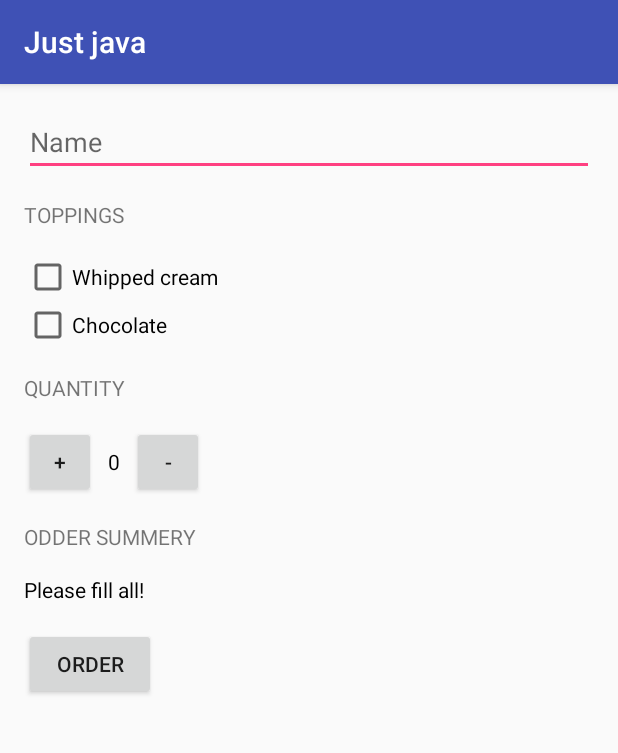
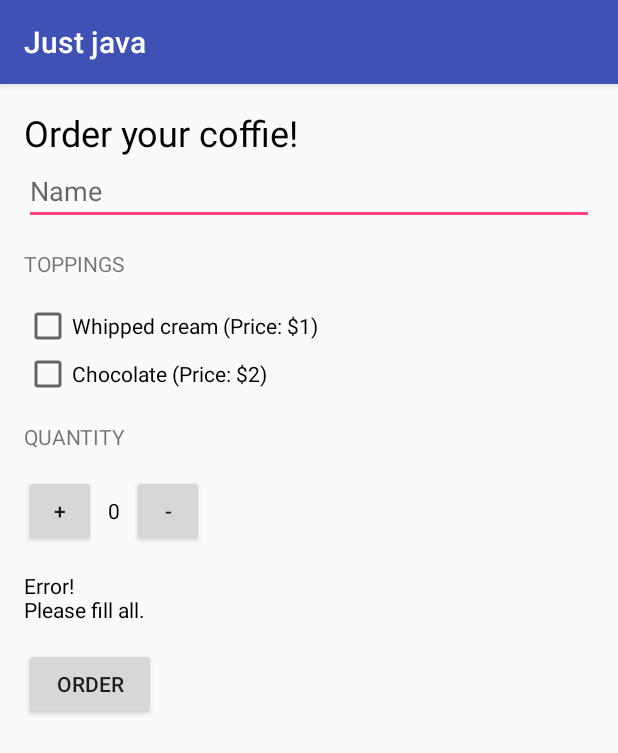
Before and after one commit to liveHarshit/itemOrderApp, an Android app: the screen it shows after launch (MainActivity), after a tap on "ORDER", on a phone screen of 412 x 824 dp. Shown: the top 753 px of the screen. Run offline under Robolectric (Android 15) with nearby library versions, the phone set to English and light mode, and no system bars.

Commit message:
Toppings added in coffie

```diff
--- a/app/src/main/java/com/example/liveharshit/MainActivity.java
+++ b/app/src/main/java/com/example/liveharshit/MainActivity.java
@@ -56,23 +56,23 @@ public class MainActivity extends AppCompatActivity {
         CheckBox chocolate = (CheckBox)findViewById(R.id.chocolate);
         String items = null;
         if (whippedCream.isChecked()) {
-            price = (quantity*1);
+            price = (quantity*6);
             items = "Whipped cream";
         }
         if(chocolate.isChecked()) {
-            price=(quantity*2);
+            price=(quantity*7);
             items = "Chocolate";
 
         }
         if (whippedCream.isChecked()&&chocolate.isChecked()) {
-            price = (quantity*3);
+            price = (quantity*8);
             items = "Whipped cream and chocolate";
         }
         String priceMethod = null;
-        if(name!=""&&(whippedCream.isChecked()||chocolate.isChecked())&&price!=0) {
-            priceMethod = "Name: " + name + "\n" + "Items: " + items + "\n" + "Quantity: " + quantity + "\n" + "Price: $" + price + "\n" + "Thank you!";
+        if(name!=""&&price!=0) {
+            priceMethod = "ODDER SUMMERY\nName: " + name + "\n" + "Toppings: " + items + "\n" + "Quantity: " + quantity + "\n" + "Price: $" + price + "\n" + "Thank you!";
         }
-        else priceMethod = "Please fill all!";
+        else priceMethod = "Error!\nPlease fill all.";
         displayMessage(priceMethod);
     }
 
--- a/app/src/main/res/layout/activity_main.xml
+++ b/app/src/main/res/layout/activity_main.xml
@@ -12,6 +12,13 @@
     android:orientation="vertical"
     android:padding="16dp"
     >
+
+    <TextView
+        android:layout_width="match_parent"
+        android:layout_height="wrap_content"
+        android:text="Order your coffie!"
+        android:textSize="24sp"
+        android:textColor="#000000"/>
 
     <EditText
         android:layout_width="match_parent"
@@ -31,13 +38,13 @@
     <CheckBox
         android:layout_width="match_parent"
         android:layout_height="wrap_content"
-        android:text="Whipped cream"
+        android:text="Whipped cream (Price: $1)"
         android:id="@+id/whippedCream"/>
 
     <CheckBox
         android:layout_width="match_parent"
         android:layout_height="wrap_content"
-        android:text="Chocolate"
+        android:text="Chocolate (Price: $2)"
         android:id="@+id/chocolate"/>
 
     <TextView
@@ -75,12 +82,6 @@
     </LinearLayout>
 
     <TextView
-        android:layout_width="wrap_content"
-        android:layout_height="wrap_content"
-        android:layout_marginTop="16dp"
-        android:text="ODDER SUMMERY" />
-
-    <TextView
         android:id="@+id/price_text_view"
         android:layout_width="wrap_content"
         android:layout_height="wrap_content"
```
